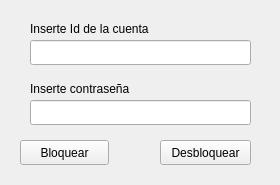
The window that Bank/blockunbloc.ui (Mrjarkos/2019_1_d3_prc4_CabuyaAlberto_C-rdenasJavier_RoncancioBrayan) describes before a commit, drawn with Qt 5.
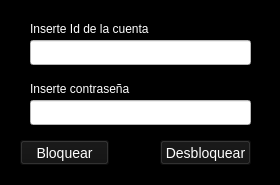
The same window after the commit. Icons and pictures are not drawn.

Patch:
```diff
--- a/Bank/blockunbloc.ui
+++ b/Bank/blockunbloc.ui
@@ -10,9 +10,45 @@
     <height>185</height>
    </rect>
   </property>
+  <property name="minimumSize">
+   <size>
+    <width>280</width>
+    <height>185</height>
+   </size>
+  </property>
+  <property name="maximumSize">
+   <size>
+    <width>285</width>
+    <height>185</height>
+   </size>
+  </property>
   <property name="windowTitle">
    <string>Form</string>
   </property>
+  <property name="windowIcon">
+   <iconset>
+    <normaloff>../../../../../Descargas/45587814-monedas-moneda-icono-de-moneda-vector-de-imagen-también-se-puede-utilizar-para-la-venta-el-viernes-neg.jpg</normaloff>../../../../../Descargas/45587814-monedas-moneda-icono-de-moneda-vector-de-imagen-también-se-puede-utilizar-para-la-venta-el-viernes-neg.jpg</iconset>
+  </property>
+  <property name="styleSheet">
+   <string notr="true">QWidget{
+background-color: black;
+color: #fff;
+}
+
+QLineEdit{
+background-color: white;
+color: #111;
+}
+
+QLabel{
+color: #fff;
+}
+QPushButton{
+background-color: #111;
+color: #fff;
+font-size: 14px;
+}</string>
+  </property>
   <widget class="QLineEdit" name="id">
    <property name="geometry">
     <rect>
```
